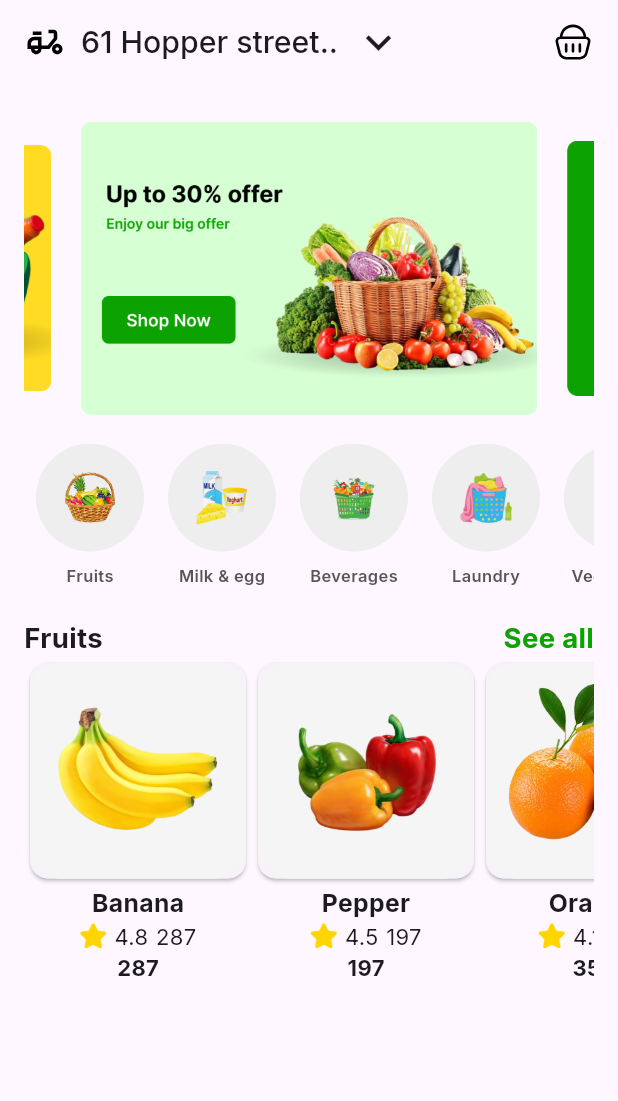
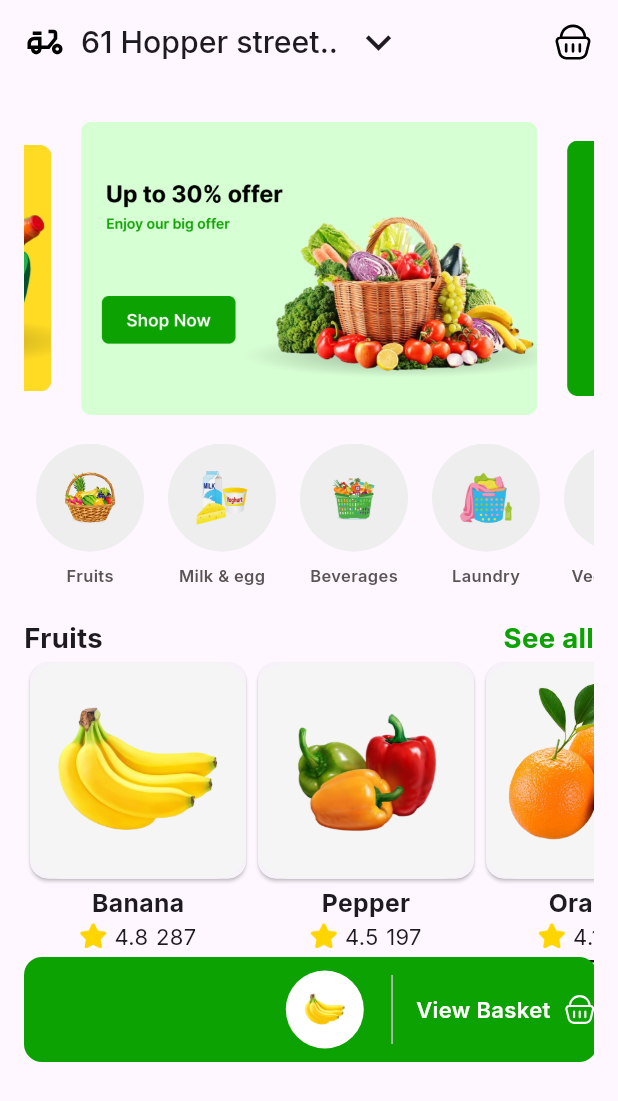
Before and after one commit to Omar-Tmam/fruit-app, a Flutter app: the screen it shows after launch, on a phone screen of 412 x 824 dp. Shown: the top 1101 px of the screen. Run offline on Flutter 3.47's test engine with Material 3 defaults, Android fonts, the phone set to English and light mode, and no system bars; drawn by our look-alikes of carousel_slider; our stand-ins replace flutter_svg, go_router, google_fonts.

Commit message:
create custom popup cart

```diff
--- a/lib/Features/home/presentation/views/widgets/home_view_body.dart
+++ b/lib/Features/home/presentation/views/widgets/home_view_body.dart
@@ -2,8 +2,8 @@ import 'package:flutter/material.dart';
 import 'package:fruit_app/Features/home/presentation/views/widgets/category_list.dart';
 import 'package:fruit_app/Features/home/presentation/views/widgets/custom_offers_slider.dart';
 import 'package:fruit_app/Features/home/presentation/views/widgets/fruits_section.dart';
+import 'package:fruit_app/Features/home/presentation/views/widgets/popup_cart.dart';
 import 'package:fruit_app/Features/home/presentation/views/widgets/product_list.dart';
-
 
 class HomeViewBody extends StatelessWidget {
   const HomeViewBody({super.key});
@@ -12,7 +12,9 @@ class HomeViewBody extends StatelessWidget {
   Widget build(BuildContext context) {
     return Padding(
       padding: const EdgeInsets.all(16.0),
-      child: Column(
+      child: Stack(
+        children: [
+          Column(
             children: [
               CustomOffersSlider(),
               SizedBox(
@@ -30,6 +32,12 @@ class HomeViewBody extends StatelessWidget {
                   scrollDirection: Axis.horizontal, child: ProductList())
             ],
           ),
+          Positioned(
+            bottom: 100,
+            child: CustomPopupCart(),
+          )
+        ],
+      ),
     );
   }
 }
--- /dev/null
+++ b/lib/Features/home/presentation/views/widgets/popup_cart.dart
@@ -0,0 +1,44 @@
+import 'package:flutter/material.dart';
+import 'package:flutter_svg/svg.dart';
+import 'package:fruit_app/Core/constants.dart';
+import 'package:fruit_app/Core/utils/app_styles.dart';
+
+class CustomPopupCart extends StatelessWidget {
+  const CustomPopupCart({
+    super.key,
+  });
+
+  @override
+  Widget build(BuildContext context) {
+    return Container(
+      height: 70,
+      width: MediaQuery.sizeOf(context).width - 30,
+      decoration: BoxDecoration(
+          color: Constants.primary,
+          borderRadius: BorderRadius.circular(12)),
+      child: Row(
+        spacing: 8,
+        mainAxisAlignment: MainAxisAlignment.end,
+        children: [
+          Container(
+            padding: const EdgeInsets.all(14),
+            decoration: BoxDecoration(
+                shape: BoxShape.circle,
+                color: Color.fromARGB(255, 255, 255, 255)),
+            child: Image.asset('assets/banana.png', height: 24),
+          ),
+          VerticalDivider(indent: 12, endIndent: 12),
+          Text("View Basket",
+              style: AppStyles.productPriceText(context)
+                  .copyWith(color: Colors.white)),
+          SvgPicture.asset(
+            'assets/pasket_icon.svg',
+            height: 24,
+            colorFilter:
+                ColorFilter.mode(Colors.white, BlendMode.srcIn),
+          ),
+        ],
+      ),
+    );
+  }
+}
```
Lines whose indentation alone changed are shown as unchanged.
